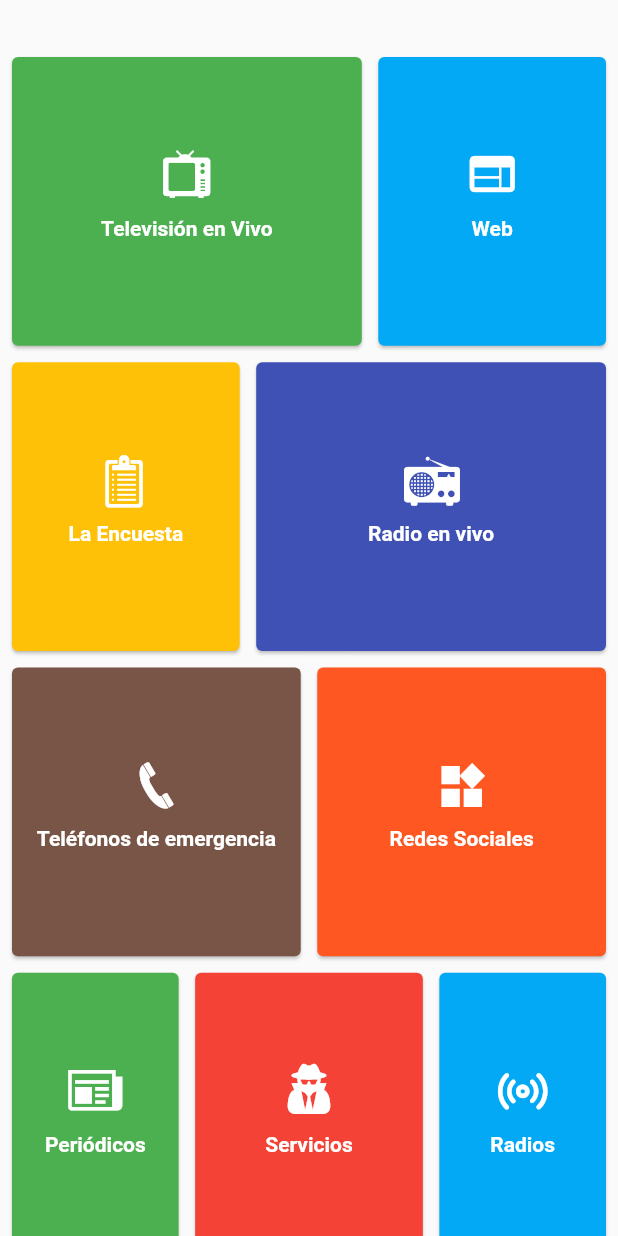
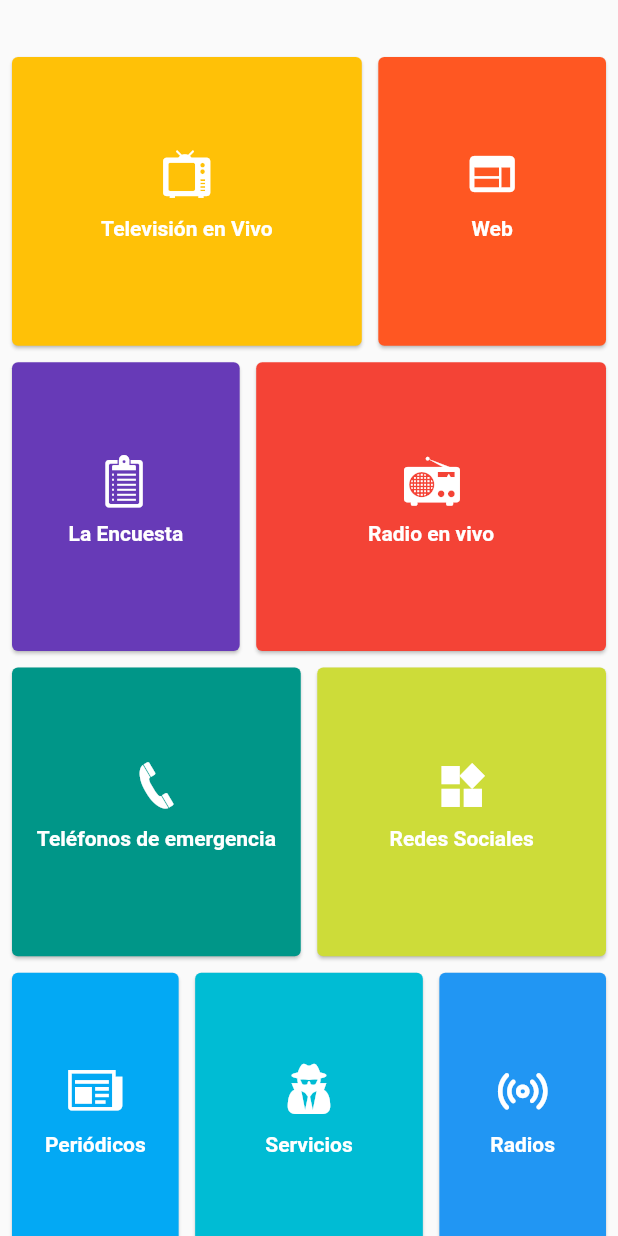
Before and after one commit to Jenny-Ha/cna-app, a Flutter app: the screen it shows after launch, on a phone screen of 412 x 824 dp. Run offline on Flutter 3.47's test engine with Material 2 defaults, Android fonts, the phone set to English and light mode, and no system bars.

Commit message:
#1 3 Change colors

```diff
--- a/lib/screens/home.dart
+++ b/lib/screens/home.dart
@@ -19,17 +19,22 @@ List<StaggeredTile> _staggeredTiles = const <StaggeredTile>[
   const StaggeredTile.count(3, 5),
 ];
 
+// TODO: escoger colores complementarios y que armonizen con cada boton
+// TODO: Colocar una sombra interna en cada card (= app anterior)
 
 List<Widget> _tiles = const <Widget>[
-  const _ServiceTile(Colors.green, NewIcons.television, "Televisión en Vivo"),
-  const _ServiceTile(Colors.lightBlue, Icons.web, "Web"),
-  const _ServiceTile(Colors.amber, NewIcons.encuesta, "La Encuesta"),
-  const _ServiceTile(Colors.indigo, NewIcons.radio, "Radio en vivo"),
-  const _ServiceTile(Colors.brown, NewIcons.telefono, "Teléfonos de emergencia"),
-  const _ServiceTile(Colors.deepOrange, NewIcons.rrss, "Redes Sociales"),
-  const _ServiceTile(Colors.green, NewIcons.periodico, "Periódicos"),
-  const _ServiceTile(Colors.red, NewIcons.servicios, "Servicios"),
-  const _ServiceTile(Colors.lightBlue, NewIcons.ondas, "Radios"),
+  const _ServiceTile(Colors.amber, NewIcons.television, "Televisión en Vivo"),
+  const _ServiceTile(Colors.deepOrange, Icons.web, "Web"),
+
+  const _ServiceTile(Colors.deepPurple, NewIcons.encuesta, "La Encuesta"),
+  const _ServiceTile(Colors.red, NewIcons.radio, "Radio en vivo"),
+
+  const _ServiceTile(Colors.teal, NewIcons.telefono, "Teléfonos de emergencia"),
+  const _ServiceTile(Colors.lime, NewIcons.rrss, "Redes Sociales"),
+
+  const _ServiceTile(Colors.lightBlue, NewIcons.periodico, "Periódicos"),
+  const _ServiceTile(Colors.cyan, NewIcons.servicios, "Servicios"),
+  const _ServiceTile(Colors.blue, NewIcons.ondas, "Radios"),
 ];
 
 class Home extends StatelessWidget {
```
